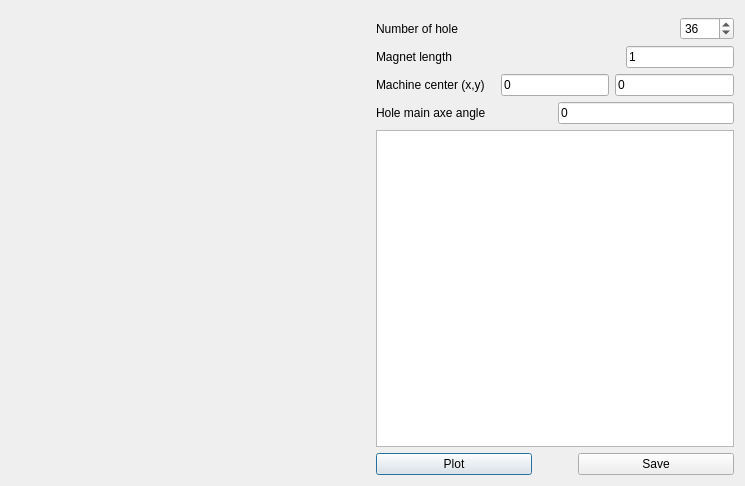
This is pyleecan/GUI/Dxf/DXF_Slot.ui in Eomys/pyleecan as Qt 5 draws it before an edit. The edited form follows.
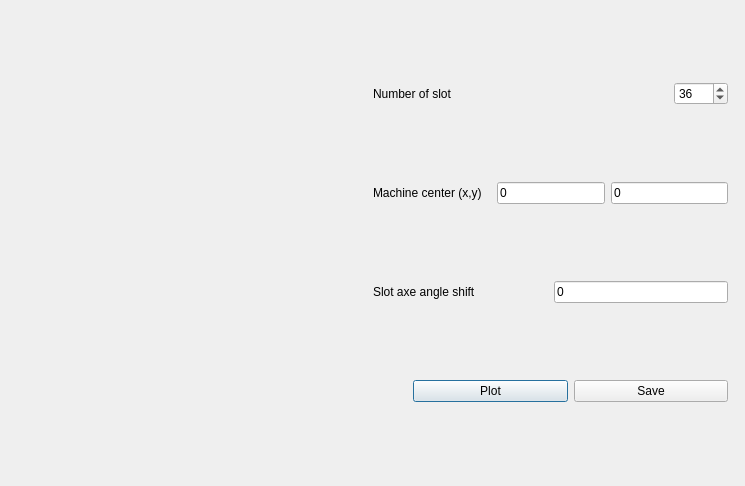
This is the edited form. Custom widgets are drawn as their Qt base class.

Commit message: [NF] Integrating HoleUD in GUI with DXF import

Diff of the .ui file:
```diff
--- a/pyleecan/GUI/Dxf/DXF_Slot.ui
+++ b/pyleecan/GUI/Dxf/DXF_Slot.ui
@@ -13,33 +13,23 @@
   <property name="windowTitle">
    <string>Material Library</string>
   </property>
-  <layout class="QHBoxLayout" name="main_layout">
+  <layout class="QHBoxLayout" name="horizontalLayout">
    <item>
-    <widget class="QWidget" name="w_viewer" native="true"/>
+    <widget class="MPLCanvas2" name="w_viewer" native="true"/>
    </item>
    <item>
     <layout class="QVBoxLayout" name="verticalLayout">
-     <item>
-      <widget class="WPathSelector" name="w_path_selector" native="true">
-       <property name="sizePolicy">
-        <sizepolicy hsizetype="Fixed" vsizetype="Preferred">
-         <horstretch>0</horstretch>
-         <verstretch>0</verstretch>
-        </sizepolicy>
-       </property>
-      </widget>
-     </item>
      <item>
       <layout class="QHBoxLayout" name="horizontalLayout_4">
        <item>
-        <widget class="QLabel" name="in_zh">
+        <widget class="QLabel" name="in_Zs">
          <property name="text">
-          <string>Number of hole</string>
+          <string>Number of slot</string>
          </property>
         </widget>
        </item>
        <item>
-        <widget class="QSpinBox" name="si_Zh">
+        <widget class="QSpinBox" name="si_Zs">
          <property name="sizePolicy">
           <sizepolicy hsizetype="Fixed" vsizetype="Fixed">
            <horstretch>0</horstretch>
@@ -62,30 +52,6 @@
        </item>
       </layout>
      </item>
-     <item>
-      <layout class="QHBoxLayout" name="horizontalLayout_3">
-       <item>
-        <widget class="QLabel" name="in_mag_len">
-         <property name="text">
-          <string>Magnet length</string>
-         </property>
-        </widget>
-       </item>
-       <item>
-        <widget class="FloatEdit" name="lf_mag_len">
-         <property name="sizePolicy">
-          <sizepolicy hsizetype="Fixed" vsizetype="Fixed">
-           <horstretch>0</horstretch>
-           <verstretch>0</verstretch>
-          </sizepolicy>
-         </property>
-         <property name="text">
-          <string>1</string>
-         </property>
-        </widget>
-       </item>
-      </layout>
-     </item>
      <item>
       <layout class="QHBoxLayout" name="horizontalLayout_5">
        <property name="sizeConstraint">
@@ -140,7 +106,7 @@
        <item>
         <widget class="QLabel" name="in_axe_angle">
          <property name="text">
-          <string>Hole main axe angle</string>
+          <string>Slot axe angle shift</string>
          </property>
         </widget>
        </item>
@@ -159,28 +125,11 @@
        </item>
       </layout>
      </item>
-     <item>
-      <widget class="QTableWidget" name="w_surface_list">
-       <property name="sizePolicy">
-        <sizepolicy hsizetype="Minimum" vsizetype="Expanding">
-         <horstretch>0</horstretch>
-         <verstretch>0</verstretch>
-        </sizepolicy>
-       </property>
-      </widget>
-     </item>
      <item>
       <layout class="QHBoxLayout" name="horizontalLayout_2">
        <property name="sizeConstraint">
         <enum>QLayout::SetFixedSize</enum>
        </property>
-       <item>
-        <widget class="QPushButton" name="b_plot">
-         <property name="text">
-          <string>Plot</string>
-         </property>
-        </widget>
-       </item>
        <item>
         <spacer name="horizontalSpacer">
          <property name="orientation">
@@ -197,6 +146,13 @@
          </property>
         </spacer>
        </item>
+       <item>
+        <widget class="QPushButton" name="b_plot">
+         <property name="text">
+          <string>Plot</string>
+         </property>
+        </widget>
+       </item>
        <item>
         <widget class="QPushButton" name="b_save">
          <property name="text">
@@ -208,6 +164,16 @@
      </item>
     </layout>
    </item>
+   <item>
+    <widget class="WPathSelector" name="w_path_selector" native="true">
+     <property name="sizePolicy">
+      <sizepolicy hsizetype="Fixed" vsizetype="Preferred">
+       <horstretch>0</horstretch>
+       <verstretch>0</verstretch>
+      </sizepolicy>
+     </property>
+    </widget>
+   </item>
   </layout>
  </widget>
  <customwidgets>
@@ -222,6 +188,12 @@
    <extends>QLineEdit</extends>
    <header>...GUI/Tools/FloatEdit</header>
   </customwidget>
+  <customwidget>
+   <class>MPLCanvas2</class>
+   <extends>QWidget</extends>
+   <header>...GUI.Tools.MPLCanvas</header>
+   <container>1</container>
+  </customwidget>
  </customwidgets>
  <resources>
   <include location="../../Resources/pyleecan.qrc"/>
```
Left out of the diff: 2 changed lines with no effect on the pictures. The commit also changes 14 other files.
